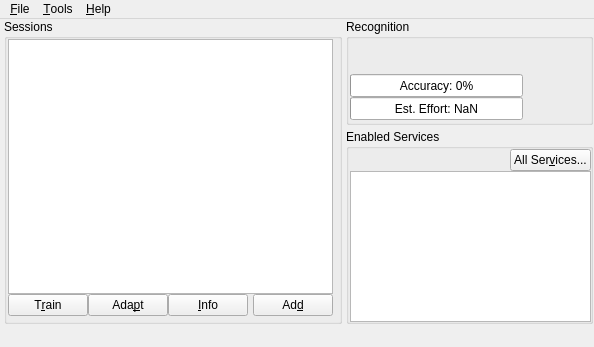
smartboyhw/speechcontrol, file res/ui/main-window.ui: the form before one commit.
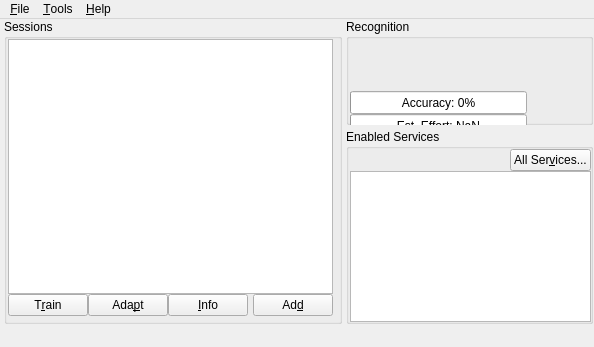
The form after the commit. Icons and pictures are not drawn.

Commit message: Added more documentation to the Main window's UI via status tips.

Patch:
```diff
--- a/res/ui/main-window.ui
+++ b/res/ui/main-window.ui
@@ -203,8 +203,8 @@
          <rect>
           <x>4</x>
           <y>20</y>
-          <width>237</width>
-          <height>81</height>
+          <width>241</width>
+          <height>98</height>
          </rect>
         </property>
         <layout class="QHBoxLayout" name="hLayoutRecognition">
```
Left out of the diff: 35 changed lines with no effect on the pictures.
